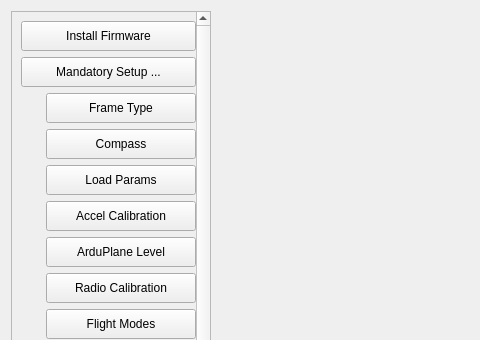
The window that src/ui/configuration/ApmHardwareConfig.ui (ArduPilot/apm_planner) describes before a commit, drawn with Qt 5; both pictures show x 0 to 480 and y 0 to 340 of the 1225 by 827 pixel window.
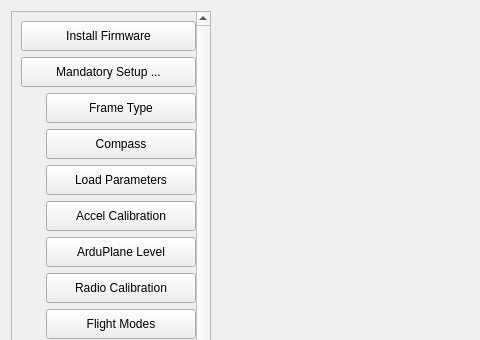
The same window after the commit. Icons and pictures are not drawn.

Commit message: Change so a popup lets the user know when parameters have been loaded via Load Parameter button

Patch:
```diff
--- a/src/ui/configuration/ApmHardwareConfig.ui
+++ b/src/ui/configuration/ApmHardwareConfig.ui
@@ -196,7 +196,7 @@
             </size>
            </property>
            <property name="text">
-            <string>Load Params</string>
+            <string>Load Parameters</string>
            </property>
            <property name="checkable">
             <bool>true</bool>
```
The commit also changes 4 other files.
